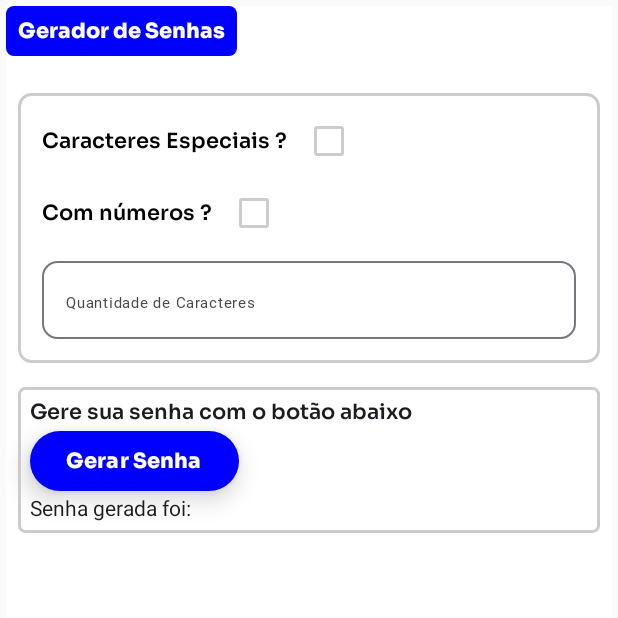
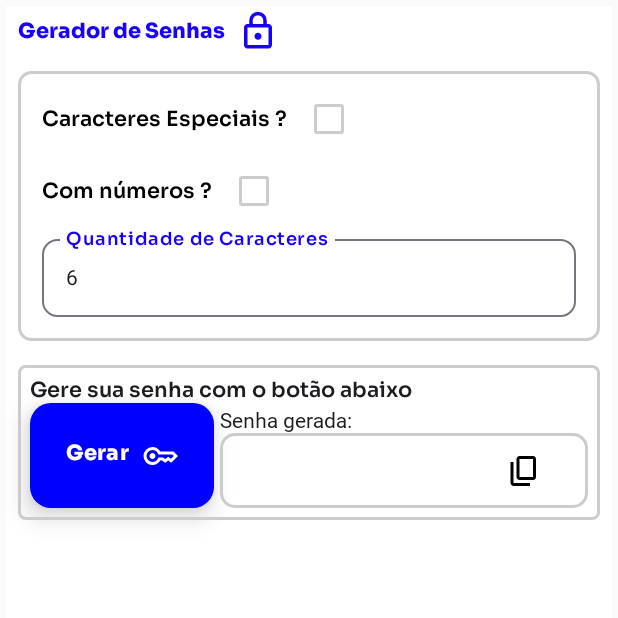
Before and after one commit to Nathan-Nicolau/GeradorSenhas, an Android app built with Jetpack Compose: the screen it shows after launch (MainActivity), on a phone screen of 412 x 824 dp, the top half of it. Run offline under Robolectric (Android 15) with nearby library versions, the light colour scheme and no system bars; Roboto replaces fonts that are not available here.

Commit message:
Mais alterações de UI e correção de valores (funcional!)

```diff
--- a/app/src/main/java/com/example/geradorsenhas/MainActivity.kt
+++ b/app/src/main/java/com/example/geradorsenhas/MainActivity.kt
@@ -6,23 +6,30 @@ import android.os.Bundle
 import android.widget.Toast
 import androidx.activity.ComponentActivity
 import androidx.activity.compose.setContent
+import androidx.compose.foundation.Image
 import androidx.compose.foundation.background
 import androidx.compose.foundation.border
 import androidx.compose.foundation.layout.Arrangement
 import androidx.compose.foundation.layout.Box
 import androidx.compose.foundation.layout.Column
 import androidx.compose.foundation.layout.Row
+import androidx.compose.foundation.layout.Spacer
+import androidx.compose.foundation.layout.fillMaxHeight
 import androidx.compose.foundation.layout.fillMaxSize
 import androidx.compose.foundation.layout.fillMaxWidth
 import androidx.compose.foundation.layout.height
 import androidx.compose.foundation.layout.padding
+import androidx.compose.foundation.layout.width
 import androidx.compose.foundation.layout.wrapContentHeight
+import androidx.compose.foundation.layout.wrapContentWidth
 import androidx.compose.foundation.shape.RoundedCornerShape
+import androidx.compose.material3.Button
 import androidx.compose.material3.ButtonDefaults
 import androidx.compose.material3.Checkbox
 import androidx.compose.material3.CheckboxDefaults
 import androidx.compose.material3.ElevatedButton
 import androidx.compose.material3.ExperimentalMaterial3Api
+import androidx.compose.material3.IconButton
 import androidx.compose.material3.OutlinedTextField
 import androidx.compose.material3.Scaffold
 import androidx.compose.material3.Text
@@ -35,7 +42,9 @@ import androidx.compose.runtime.setValue
 import androidx.compose.ui.Alignment
 import androidx.compose.ui.Modifier
 import androidx.compose.ui.graphics.Color
+import androidx.compose.ui.graphics.painter.Painter
 import androidx.compose.ui.platform.LocalContext
+import androidx.compose.ui.res.painterResource
 import androidx.compose.ui.text.TextStyle
 import androidx.compose.ui.text.font.FontWeight
 import androidx.compose.ui.tooling.preview.Preview
@@ -68,11 +77,15 @@ fun App(){
         mutableStateOf(false)
     }
 
-    var qtdCaracteres by remember {
+    var qtdCaracteres:String? by remember {
+        mutableStateOf(null)
+    }
+
+    var senhaFinalGerada by remember {
         mutableStateOf("")
     }
 
-    var senhaFinalGerada by remember {
+    var senhaCopiada by remember {
         mutableStateOf("")
     }
 
@@ -85,16 +98,23 @@ fun App(){
         Box(modifier = Modifier
             .fillMaxWidth()
         ){
-            Text(text = "Gerador de Senhas", fontFamily = fontSora, fontWeight = FontWeight.ExtraBold,
-                color = Color.White,
-                modifier = Modifier
-                    .background(Color.Blue, RoundedCornerShape(16))
-                    .padding(8.dp)
-            )
+            Row(verticalAlignment = Alignment.CenterVertically) {
+                Text(
+                    text = "Gerador de Senhas",
+                    fontFamily = fontSora,
+                    fontWeight = FontWeight.ExtraBold,
+                    color = AzulPrincipal,
+                    modifier = Modifier.padding(8.dp)
+                )
+
+                Image(painter = painterResource(id = R.drawable.lock), contentDescription = null)
+            }
+
+            Spacer(modifier = Modifier.height(8.dp))
             Box(modifier = Modifier
                 .fillMaxWidth()
                 .wrapContentHeight()
-                .padding(top = 50.dp)){
+                .padding(top = 35.dp)){
                     Column(modifier = Modifier
                         .fillMaxWidth()
                         .padding(8.dp)) {
@@ -137,9 +157,13 @@ fun App(){
                                 .fillMaxWidth()
                                 .padding(bottom = 8.dp, start = 8.dp, end = 8.dp),
                                 horizontalArrangement = Arrangement.Start){
-                                OutlinedTextField(value = qtdCaracteres,
+                                OutlinedTextField(value = qtdCaracteres ?: "6",
                                     onValueChange = {qtdNova -> qtdCaracteres = qtdNova},
-                                    label = {Text(text = "Quantidade de Caracteres", fontFamily = fontSora, fontSize = 10.sp )},
+                                    label = {Text(text = "Quantidade de Caracteres",
+                                        fontFamily = fontSora,
+                                        fontSize = 12.sp,
+                                        fontWeight = FontWeight.SemiBold,
+                                        color = AzulPrincipal)},
                                     textStyle = TextStyle.Default,
                                     maxLines = 1,
                                     shape = RoundedCornerShape(20),
@@ -147,35 +171,105 @@ fun App(){
                                         .fillMaxWidth()
                                         .height(60.dp),
                                     placeholder = {Text(text = "6", color = Color.LightGray, fontSize = 12.sp, fontFamily = fontSora, fontWeight = FontWeight.SemiBold)},
-                                    colors = TextFieldDefaults.outlinedTextFieldColors(AzulPrincipal))
+                                    colors = TextFieldDefaults.outlinedTextFieldColors(focusedBorderColor = AzulPrincipal))
                             }
                         }
                         //Coluna pai do botão
                         Column(
                             Modifier
                                 .fillMaxWidth()
+                                .wrapContentHeight()
                                 .padding(top = 16.dp)
                                 .border(1.5.dp, Color.LightGray, RoundedCornerShape(5))){
                             Box(modifier = Modifier
                                 .wrapContentHeight()
                                 .padding(8.dp)){
-                                Column(){
+                                Column(modifier = Modifier.wrapContentHeight()){
                                     Text(text = "Gere sua senha com o botão abaixo",
                                         fontFamily = fontSora, fontWeight = FontWeight.SemiBold)
+                                    Row(modifier = Modifier.wrapContentHeight(),
+                                    verticalAlignment = Alignment.Bottom) {
+                                        ElevatedButton(
+                                            onClick = {senhaFinalGerada = gerarSenha(
+                                                    temEspeciais = caracteresEspeciais,
+                                                    temNumeros = comNumeros,
+                                                    quantidade = qtdCaracteres ?: "6"
+                                                )
+                                            },
+                                            shape = RoundedCornerShape(20),
+                                            colors = ButtonDefaults.buttonColors(Color.Blue),
+                                            elevation = ButtonDefaults.buttonElevation(
+                                                defaultElevation = 10.dp
+                                            ),
+                                            modifier = Modifier.height(70.dp)
+                                        )
+                                        {
+                                            Row() {
+                                                Text(
+                                                    text = "Gerar",
+                                                    fontFamily = fontSora,
+                                                    fontWeight = FontWeight.ExtraBold
+                                                )
 
-                                    ElevatedButton(onClick = { senhaFinalGerada == gerarSenha(
-                                        temEspeciais = caracteresEspeciais ,
-                                        temNumeros = comNumeros,
-                                        quantidade = 9
-                                    )},
-                                        shape = ButtonDefaults.elevatedShape,
-                                        colors = ButtonDefaults.buttonColors(Color.Blue),
-                                        elevation = ButtonDefaults.buttonElevation(defaultElevation = 10.dp))
-                                    {
-                                        Text(text  = "Gerar Senha", fontFamily = fontSora, fontWeight = FontWeight.ExtraBold)
+                                                Spacer(modifier = Modifier.width(8.dp))
+                                                Image(painter = painterResource(id = R.drawable.password),
+                                                    contentDescription = null,)
+                                            }
+                                        }
+                                        Spacer(modifier = Modifier.width(4.dp))
+
+                                        Column(modifier = Modifier.wrapContentHeight()){
+                                            Text(text = "Senha gerada: ",
+                                                fontFamily = fontSora,
+                                                fontWeight = FontWeight.Normal)
+
+                                            Row(modifier = Modifier
+                                                .height(50.dp)
+                                                .border(
+                                                    2.dp,
+                                                    Color.LightGray,
+                                                    RoundedCornerShape(20)
+                                                )
+                                                .fillMaxWidth()
+                                                .padding(4.dp),
+                                                horizontalArrangement = Arrangement.End)
+                                            {
+
+                                                Column(verticalArrangement = Arrangement.Center,
+                                                    horizontalAlignment = Alignment.CenterHorizontally,
+                                                    modifier = Modifier
+                                                        .fillMaxHeight()
+                                                        .fillMaxWidth()
+                                                        .weight(2f)) {
+                                                    Text(
+                                                        text = senhaFinalGerada,
+                                                        fontFamily = fontSora,
+                                                        fontWeight = FontWeight.SemiBold,
+                                                        color = AzulPrincipal
+                                                    )
+                                                }
+                                                Spacer(modifier = Modifier.width(4.dp))
+
+                                                Column(verticalArrangement = Arrangement.Center,
+                                                    horizontalAlignment = Alignment.End,
+                                                    modifier = Modifier
+                                                        .fillMaxHeight()
+                                                        .wrapContentWidth()
+                                                        .weight(1f)){
+                                                    Button(
+                                                        modifier = Modifier.wrapContentWidth(align = Alignment.End),
+                                                        onClick = { /*TODO*/ },
+                                                        colors = ButtonDefaults.buttonColors(Color.White),
+                                                    ) {
+                                                        Image(painter = painterResource(id = R.drawable.copy),
+                                                            contentDescription = null)
+                                                    }
+                                                }
+                                            }
+                                            }
+                                        }
+
                                     }
-
-                                    Text(text= "Senha gerada foi: " + senhaFinalGerada)
                                 }
                             }
                         }
@@ -183,13 +277,12 @@ fun App(){
                 }
             }
         }
-}
 
 
-fun gerarSenha(temEspeciais: Boolean, temNumeros: Boolean, quantidade: Int): String{
+fun gerarSenha(temEspeciais: Boolean, temNumeros: Boolean, quantidade: String): String{
 
     var mensagemInformativa: String
-    var quantidadeTotal = quantidade
+    var quantidadeTotal = quantidade.toInt()
     var senhaGerada: String = ""
     val quantidadeTotalAuxiliar = quantidadeTotal
     val especiais = "!()@#$%&*_"
@@ -254,6 +347,7 @@ fun gerarSenha(temEspeciais: Boolean, temNumeros: Boolean, quantidade: Int): Str
             senhaGerada = letrasSenha + especiaisSenha + numerosSenha
         }
     }
+
     return senhaGerada
 }
 
--- /dev/null
+++ b/app/src/main/res/drawable/copy.xml
@@ -0,0 +1,9 @@
+<vector xmlns:android="http://schemas.android.com/apk/res/android"
+    android:width="24dp"
+    android:height="24dp"
+    android:viewportWidth="960"
+    android:viewportHeight="960">
+  <path
+      android:fillColor="@color/black"
+      android:pathData="M360,720q-33,0 -56.5,-23.5T280,640v-480q0,-33 23.5,-56.5T360,80h360q33,0 56.5,23.5T800,160v480q0,33 -23.5,56.5T720,720L360,720ZM360,640h360v-480L360,160v480ZM200,880q-33,0 -56.5,-23.5T120,800v-560h80v560h440v80L200,880ZM360,640v-480,480Z"/>
+</vector>
--- /dev/null
+++ b/app/src/main/res/drawable/lock.xml
@@ -0,0 +1,9 @@
+<vector xmlns:android="http://schemas.android.com/apk/res/android"
+    android:width="28dp"
+    android:height="28dp"
+    android:viewportWidth="960"
+    android:viewportHeight="960">
+  <path
+      android:fillColor="@color/azul_principal"
+      android:pathData="M240,880q-33,0 -56.5,-23.5T160,800v-400q0,-33 23.5,-56.5T240,320h40v-80q0,-83 58.5,-141.5T480,40q83,0 141.5,58.5T680,240v80h40q33,0 56.5,23.5T800,400v400q0,33 -23.5,56.5T720,880L240,880ZM240,800h480v-400L240,400v400ZM480,680q33,0 56.5,-23.5T560,600q0,-33 -23.5,-56.5T480,520q-33,0 -56.5,23.5T400,600q0,33 23.5,56.5T480,680ZM360,320h240v-80q0,-50 -35,-85t-85,-35q-50,0 -85,35t-35,85v80ZM240,800v-400,400Z"/>
+</vector>
--- /dev/null
+++ b/app/src/main/res/drawable/password.xml
@@ -0,0 +1,9 @@
+<vector xmlns:android="http://schemas.android.com/apk/res/android"
+    android:width="24dp"
+    android:height="24dp"
+    android:viewportWidth="960"
+    android:viewportHeight="960">
+  <path
+      android:fillColor="@color/white"
+      android:pathData="M280,560q-33,0 -56.5,-23.5T200,480q0,-33 23.5,-56.5T280,400q33,0 56.5,23.5T360,480q0,33 -23.5,56.5T280,560ZM280,720q-100,0 -170,-70T40,480q0,-100 70,-170t170,-70q67,0 121.5,33t86.5,87h352l120,120 -180,180 -80,-60 -80,60 -85,-60h-47q-32,54 -86.5,87T280,720ZM280,640q56,0 98.5,-34t56.5,-86h125l58,41 82,-61 71,55 75,-75 -40,-40L435,440q-14,-52 -56.5,-86T280,320q-66,0 -113,47t-47,113q0,66 47,113t113,47Z"/>
+</vector>
--- a/build.gradle.kts
+++ b/build.gradle.kts
@@ -1,5 +1,8 @@
+buildscript {
+    val agp_version by extra("8.1.4")
+}
 // Top-level build file where you can add configuration options common to all sub-projects/modules.
 plugins {
-    id("com.android.application") version "8.2.2" apply false
+    id("com.android.application") version "8.1.4" apply false
     id("org.jetbrains.kotlin.android") version "1.8.10" apply false
 }
```
Also changed, not shown: gradle/wrapper/gradle-wrapper.properties.
